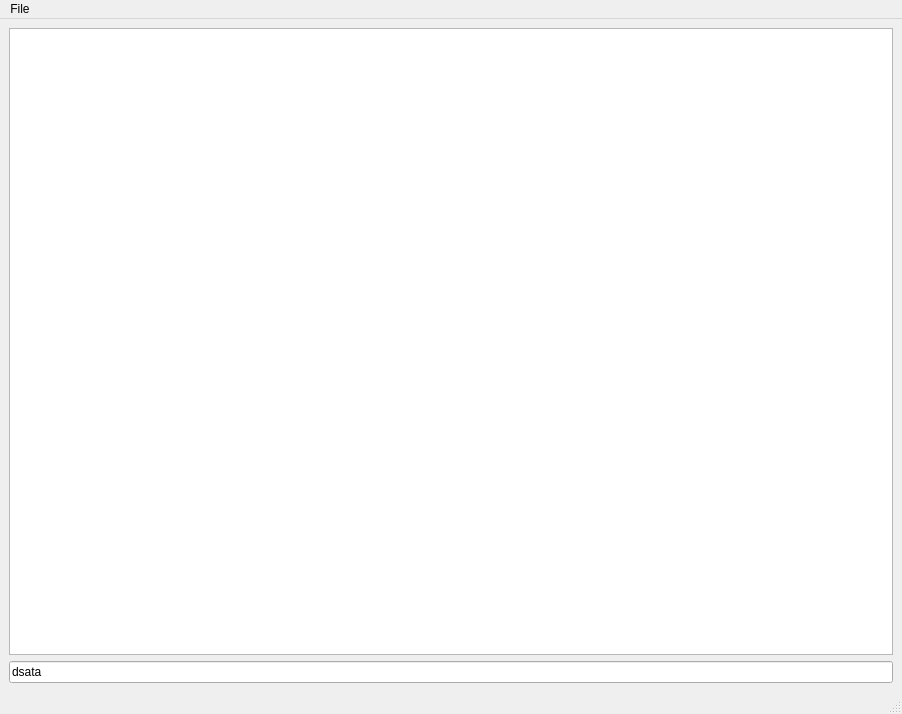
First picture: the form in src/view/questions_view.ui, repository RyotaUnzai/EnglishLeaner, before the edit.
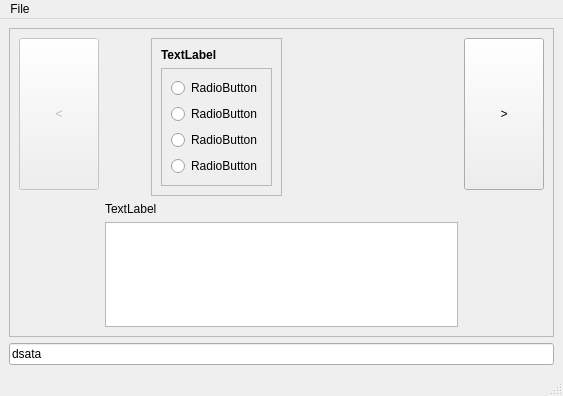
Second picture: the form after the edit.

The edit to the form file:
```diff
--- a/src/view/questions_view.ui
+++ b/src/view/questions_view.ui
@@ -6,8 +6,8 @@
    <rect>
     <x>0</x>
     <y>0</y>
-    <width>902</width>
-    <height>714</height>
+    <width>563</width>
+    <height>396</height>
    </rect>
   </property>
   <property name="windowTitle">
@@ -15,7 +15,7 @@
   </property>
   <widget class="QWidget" name="centralwidget">
    <layout class="QGridLayout" name="gridLayout">
-    <item row="1" column="0">
+    <item row="8" column="0">
      <widget class="QLineEdit" name="lineEditAnswer">
       <property name="text">
        <string>dsata</string>
@@ -23,7 +23,162 @@
      </widget>
     </item>
     <item row="0" column="0">
-     <widget class="QTextEdit" name="textEditQuestion"/>
+     <widget class="QFrame" name="frame_3">
+      <property name="frameShape">
+       <enum>QFrame::StyledPanel</enum>
+      </property>
+      <property name="frameShadow">
+       <enum>QFrame::Raised</enum>
+      </property>
+      <layout class="QGridLayout" name="gridLayout_2">
+       <item row="0" column="3" rowspan="2">
+        <spacer name="horizontalSpacer_2">
+         <property name="orientation">
+          <enum>Qt::Horizontal</enum>
+         </property>
+         <property name="sizeHint" stdset="0">
+          <size>
+           <width>40</width>
+           <height>20</height>
+          </size>
+         </property>
+        </spacer>
+       </item>
+       <item row="0" column="4">
+        <widget class="QPushButton" name="pushButtonNext">
+         <property name="sizePolicy">
+          <sizepolicy hsizetype="Minimum" vsizetype="Expanding">
+           <horstretch>0</horstretch>
+           <verstretch>0</verstretch>
+          </sizepolicy>
+         </property>
+         <property name="text">
+          <string>&gt;</string>
+         </property>
+        </widget>
+       </item>
+       <item row="0" column="1">
+        <spacer name="horizontalSpacer">
+         <property name="orientation">
+          <enum>Qt::Horizontal</enum>
+         </property>
+         <property name="sizeType">
+          <enum>QSizePolicy::Fixed</enum>
+         </property>
+         <property name="sizeHint" stdset="0">
+          <size>
+           <width>40</width>
+           <height>20</height>
+          </size>
+         </property>
+        </spacer>
+       </item>
+       <item row="0" column="2" rowspan="2">
+        <widget class="QFrame" name="frame">
+         <property name="frameShape">
+          <enum>QFrame::StyledPanel</enum>
+         </property>
+         <property name="frameShadow">
+          <enum>QFrame::Raised</enum>
+         </property>
+         <layout class="QVBoxLayout" name="verticalLayout">
+          <item>
+           <widget class="QLabel" name="labelQuestion">
+            <property name="font">
+             <font>
+              <weight>75</weight>
+              <bold>true</bold>
+             </font>
+            </property>
+            <property name="text">
+             <string>TextLabel</string>
+            </property>
+           </widget>
+          </item>
+          <item>
+           <widget class="QFrame" name="frame_2">
+            <property name="frameShape">
+             <enum>QFrame::StyledPanel</enum>
+            </property>
+            <property name="frameShadow">
+             <enum>QFrame::Raised</enum>
+            </property>
+            <layout class="QVBoxLayout" name="verticalLayout_2">
+             <item>
+              <widget class="QRadioButton" name="radioButton_0">
+               <property name="text">
+                <string>RadioButton</string>
+               </property>
+              </widget>
+             </item>
+             <item>
+              <widget class="QRadioButton" name="radioButton_1">
+               <property name="text">
+                <string>RadioButton</string>
+               </property>
+              </widget>
+             </item>
+             <item>
+              <widget class="QRadioButton" name="radioButton_2">
+               <property name="text">
+                <string>RadioButton</string>
+               </property>
+              </widget>
+             </item>
+             <item>
+              <widget class="QRadioButton" name="radioButton_3">
+               <property name="text">
+                <string>RadioButton</string>
+               </property>
+              </widget>
+             </item>
+            </layout>
+           </widget>
+          </item>
+         </layout>
+        </widget>
+       </item>
+       <item row="0" column="0">
+        <widget class="QPushButton" name="pushButtonPrev">
+         <property name="enabled">
+          <bool>false</bool>
+         </property>
+         <property name="sizePolicy">
+          <sizepolicy hsizetype="Minimum" vsizetype="Expanding">
+           <horstretch>0</horstretch>
+           <verstretch>0</verstretch>
+          </sizepolicy>
+         </property>
+         <property name="text">
+          <string>&lt;</string>
+         </property>
+        </widget>
+       </item>
+       <item row="3" column="1" colspan="3">
+        <widget class="QTextEdit" name="textEditExplanation"/>
+       </item>
+       <item row="2" column="1" colspan="3">
+        <widget class="QLabel" name="label">
+         <property name="text">
+          <string>TextLabel</string>
+         </property>
+        </widget>
+       </item>
+      </layout>
+     </widget>
+    </item>
+    <item row="7" column="0">
+     <spacer name="verticalSpacer">
+      <property name="orientation">
+       <enum>Qt::Vertical</enum>
+      </property>
+      <property name="sizeHint" stdset="0">
+       <size>
+        <width>20</width>
+        <height>40</height>
+       </size>
+      </property>
+     </spacer>
     </item>
    </layout>
   </widget>
@@ -32,8 +187,8 @@
     <rect>
      <x>0</x>
      <y>0</y>
-     <width>902</width>
-     <height>22</height>
+     <width>563</width>
+     <height>21</height>
     </rect>
    </property>
    <widget class="QMenu" name="menuFile">
```
